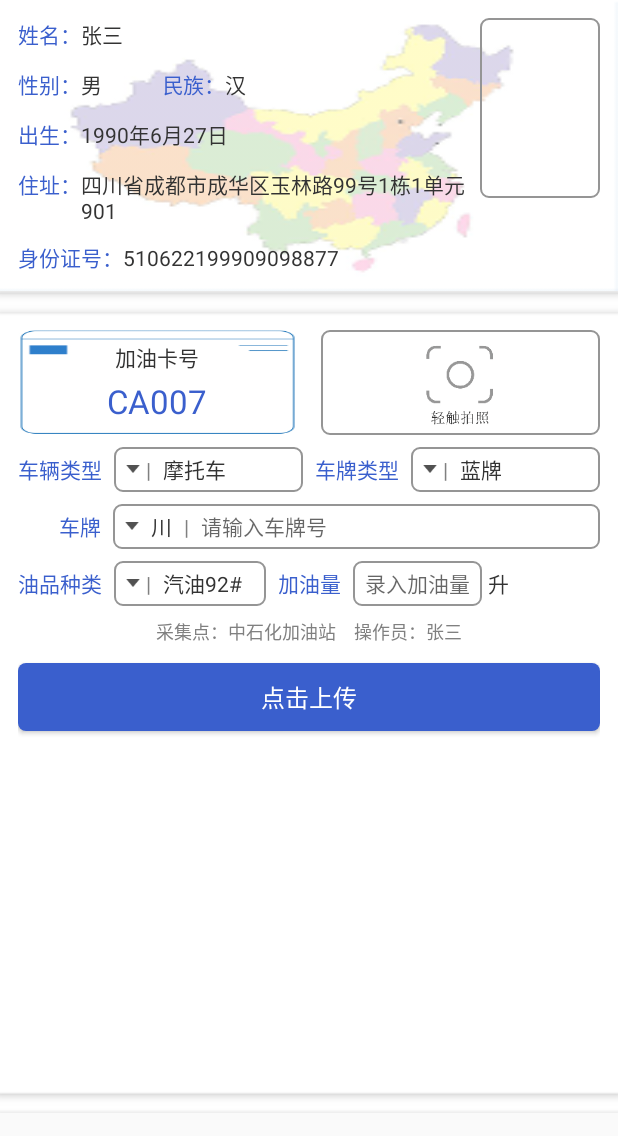
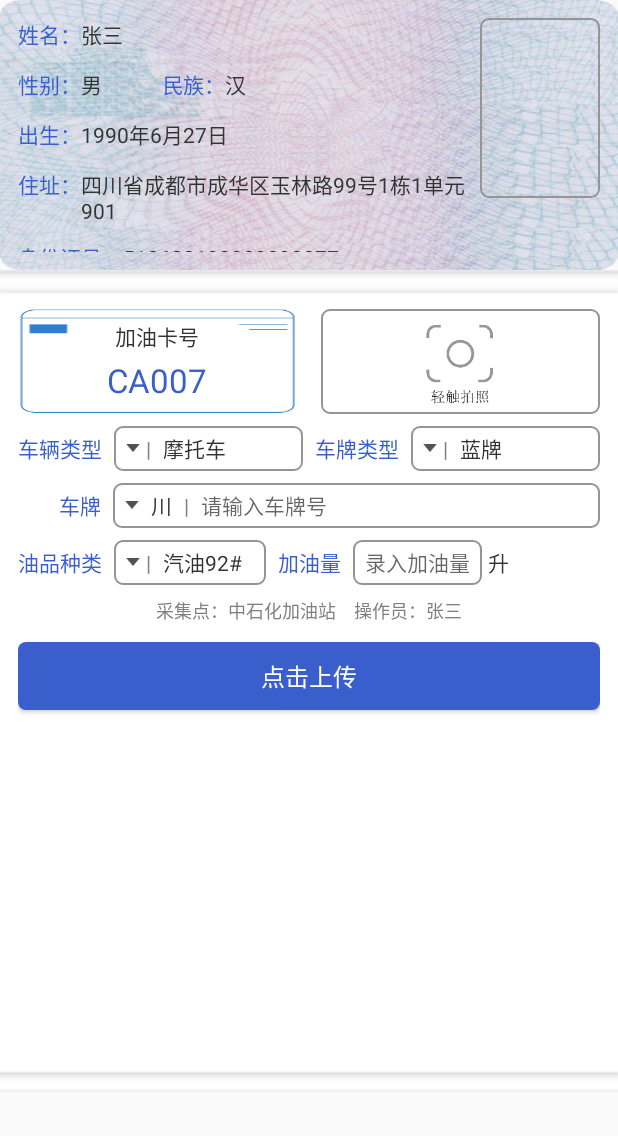
Before and after one commit to jackyflame/GasScaner, an Android app: the layout fragment_tab_register.xml on its own in the app's theme, with its tools: preview values and no code run, on a phone screen of 412 x 824 dp. Shown: the top 1136 px of the screen. Run offline under Robolectric (Android 15) with nearby library versions, the phone set to English and light mode, and no system bars.

Commit message:
页面调整；

```diff
--- a/app/src/main/res/layout/fragment_tab_register.xml
+++ b/app/src/main/res/layout/fragment_tab_register.xml
@@ -18,8 +18,8 @@
             <!--身份证信息-->
             <RelativeLayout
                 android:layout_width="match_parent"
-                android:layout_height="wrap_content"
-                android:background="@mipmap/bg_idcard"
+                android:layout_height="180dp"
+                android:background="@mipmap/bg_idcard_real"
                 android:paddingBottom="@dimen/padding_l"
                 android:paddingLeft="@dimen/padding_l"
                 android:paddingRight="@dimen/padding_l"
```
Also changed, not shown: app/src/main/res/mipmap-xhdpi/bg_idcard_real.png (added).
